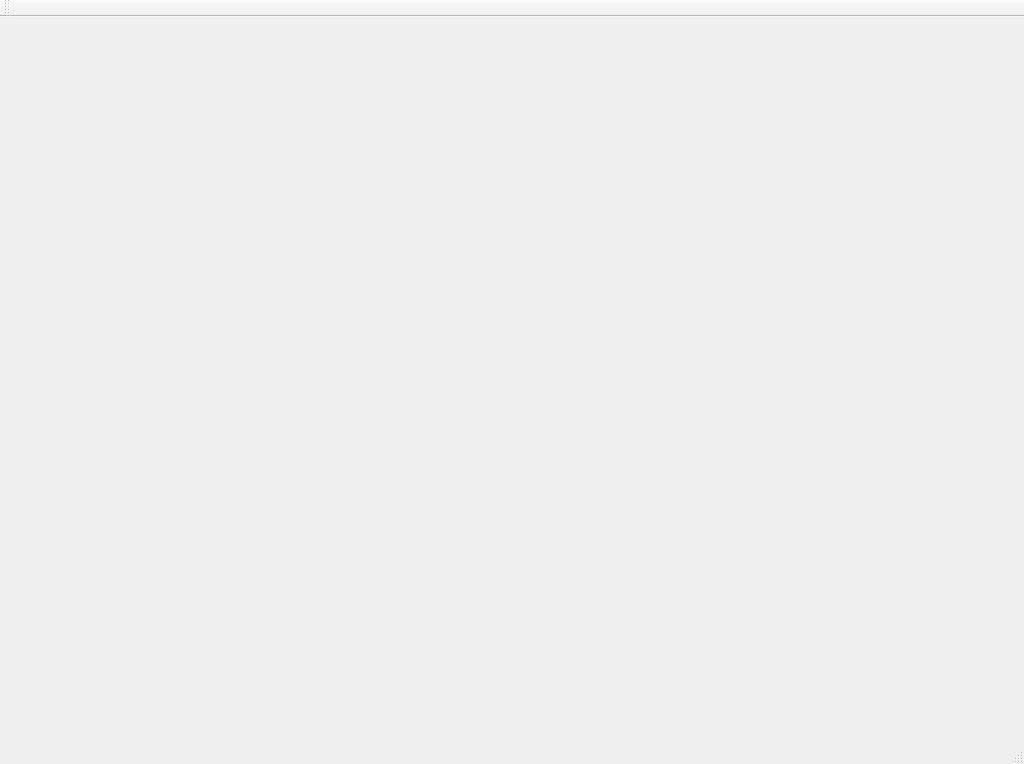
Before: the Qt Designer form mainwindow.ui in TheValemagne/HapticBook, drawn with Qt 5.
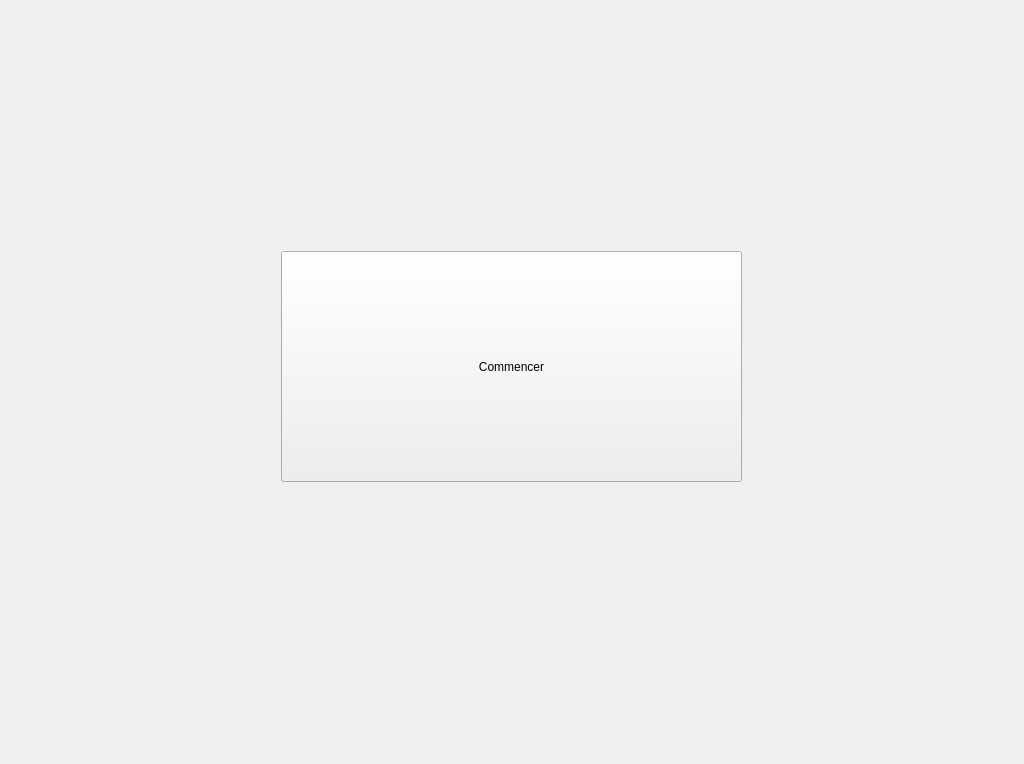
After: the same form once the commit is applied.

Commit message: init Stacked widget

Patch:
```diff
--- a/mainwindow.ui
+++ b/mainwindow.ui
@@ -13,26 +13,47 @@
   <property name="windowTitle">
    <string>MainWindow</string>
   </property>
-  <widget class="QWidget" name="centralWidget"/>
-  <widget class="QMenuBar" name="menuBar">
-   <property name="geometry">
-    <rect>
-     <x>0</x>
-     <y>0</y>
-     <width>1024</width>
-     <height>26</height>
-    </rect>
-   </property>
+  <widget class="QWidget" name="centralWidget">
+   <layout class="QGridLayout" name="gridLayout">
+    <item row="0" column="0">
+     <widget class="QStackedWidget" name="book">
+      <property name="currentIndex">
+       <number>0</number>
+      </property>
+      <widget class="QWidget" name="page">
+       <widget class="QPushButton" name="startButton">
+        <property name="geometry">
+         <rect>
+          <x>270</x>
+          <y>240</y>
+          <width>461</width>
+          <height>231</height>
+         </rect>
+        </property>
+        <property name="text">
+         <string>Commencer</string>
+        </property>
+       </widget>
+      </widget>
+      <widget class="QWidget" name="page_2">
+       <widget class="QLabel" name="label">
+        <property name="geometry">
+         <rect>
+          <x>370</x>
+          <y>300</y>
+          <width>411</width>
+          <height>321</height>
+         </rect>
+        </property>
+        <property name="text">
+         <string>background</string>
+        </property>
+       </widget>
+      </widget>
+     </widget>
+    </item>
+   </layout>
   </widget>
-  <widget class="QToolBar" name="mainToolBar">
-   <attribute name="toolBarArea">
-    <enum>TopToolBarArea</enum>
-   </attribute>
-   <attribute name="toolBarBreak">
-    <bool>false</bool>
-   </attribute>
-  </widget>
-  <widget class="QStatusBar" name="statusBar"/>
  </widget>
  <layoutdefault spacing="6" margin="11"/>
  <resources/>
```
The commit also changes 2 other files.
